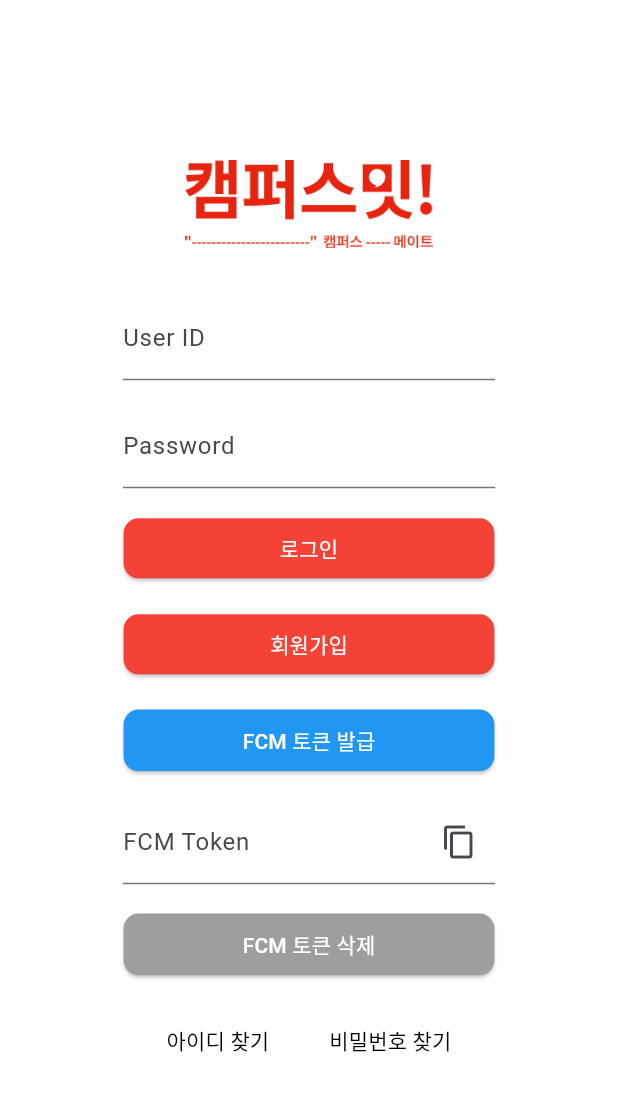
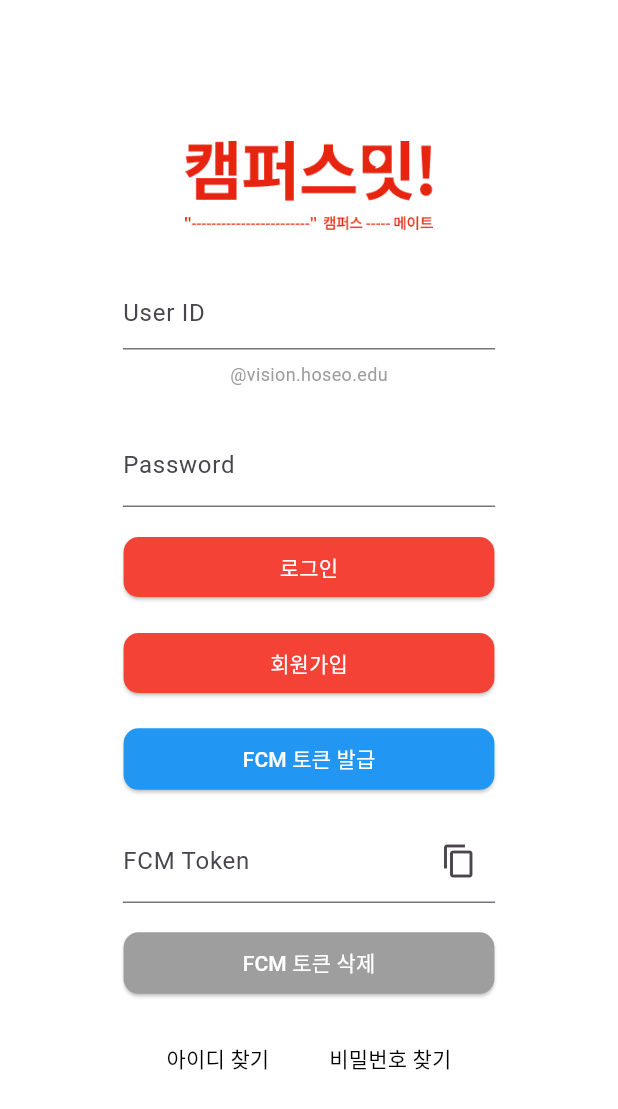
Before and after one commit to helloimda/hoseomeet, a Flutter app: the screen it shows after launch, after a tap on "로그인", on a phone screen of 412 x 824 dp. Shown: the top 1109 px of the screen. Run offline on Flutter 3.47's test engine with Material 3 defaults, Android fonts, the phone set to English and light mode, and no system bars; our stand-ins replace firebase_core, firebase_messaging, shared_preferences, sliding_up_panel; accounts and stored records are empty; network calls fail; Roboto replaces fonts that are missing (Pretendard).

Commit message:
UI:로그인 창 변경

```diff
--- a/lib/screens/login_screen.dart
+++ b/lib/screens/login_screen.dart
@@ -17,6 +17,7 @@ class _LoginScreenState extends State<LoginScreen> with WidgetsBindingObserver {
   final TextEditingController _tokenController = TextEditingController(); // FCM 토큰을 표시할 컨트롤러
   final AuthService _authService = AuthService();
   String? _accessToken; // 휘발성 토큰
+  final String domain = "@vision.hoseo.edu";
 
   @override
   void initState() {
@@ -36,7 +37,6 @@ class _LoginScreenState extends State<LoginScreen> with WidgetsBindingObserver {
   @override
   void didChangeAppLifecycleState(AppLifecycleState state) {
     if (state == AppLifecycleState.paused) {
-      // 앱이 백그라운드로 갈 때 토큰 삭제
       _accessToken = null;
     }
   }
@@ -64,8 +64,16 @@ class _LoginScreenState extends State<LoginScreen> with WidgetsBindingObserver {
                 child: TextField(
                   controller: _usernameController,
                   decoration: InputDecoration(
-                    labelText: 'User ID',
+                    hintText: 'User ID',
                   ),
+                ),
+              ),
+              // 도메인 텍스트를 명시적으로 추가
+              Padding(
+                padding: EdgeInsets.symmetric(horizontal: horizontalPadding, vertical: 8.0),
+                child: Text(
+                  "@vision.hoseo.edu",
+                  style: TextStyle(color: Colors.grey, fontSize: 12),
                 ),
               ),
               SizedBox(height: 16),
@@ -84,13 +92,15 @@ class _LoginScreenState extends State<LoginScreen> with WidgetsBindingObserver {
                 width: buttonWidth,
                 child: ElevatedButton(
                   onPressed: () async {
+                    // ID에 도메인 추가
+                    final username = '${_usernameController.text.trim()}$domain';
+
                     // 로그인 요청
                     final response = await _authService.loginUser(
-                      username: _usernameController.text,
+                      username: username,
                       password: _passwordController.text,
                     );
 
-                    // 응답 코드가 200일 때 성공으로 처리
                     if (response.statusCode == 200) {
                       final responseBody = jsonDecode(response.body);
                       _accessToken = responseBody['access_token'];
@@ -101,7 +111,6 @@ class _LoginScreenState extends State<LoginScreen> with WidgetsBindingObserver {
                         MaterialPageRoute(builder: (context) => HomeScreen()),
                       );
                     } else {
-                      // 실패 시 에러 메시지 출력
                       ScaffoldMessenger.of(context).showSnackBar(
                         SnackBar(content: Text('로그인 실패: ${response.body}')),
                       );
--- a/pubspec.yaml
+++ b/pubspec.yaml
@@ -32,7 +32,6 @@ dependencies:
     sdk: flutter
   flutter_native_splash: ^2.4.0 # 스플래시 스크린
   cupertino_icons: ^1.0.6
-  google_maps_flutter: ^2.2.0  # 최신 버전 확인 후 추가
   intl: ^0.17.0
   sliding_up_panel: ^2.0.0 #슬라이드 패널
   http: ^0.13.4
```
Also changed, not shown: pubspec.lock.
